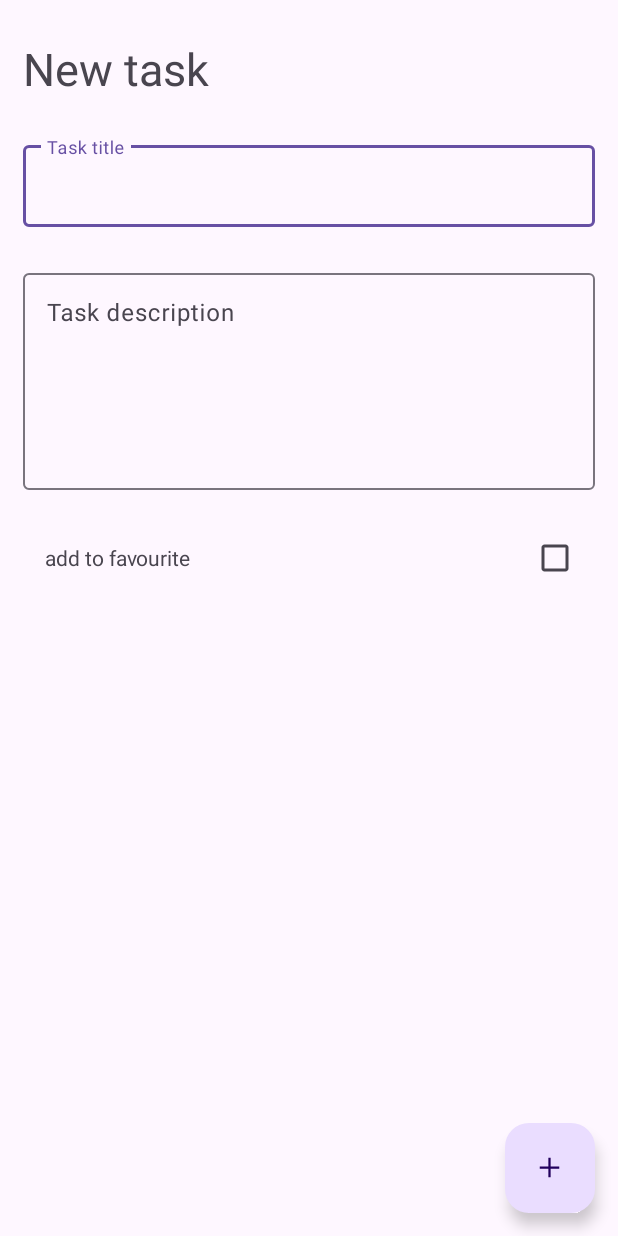
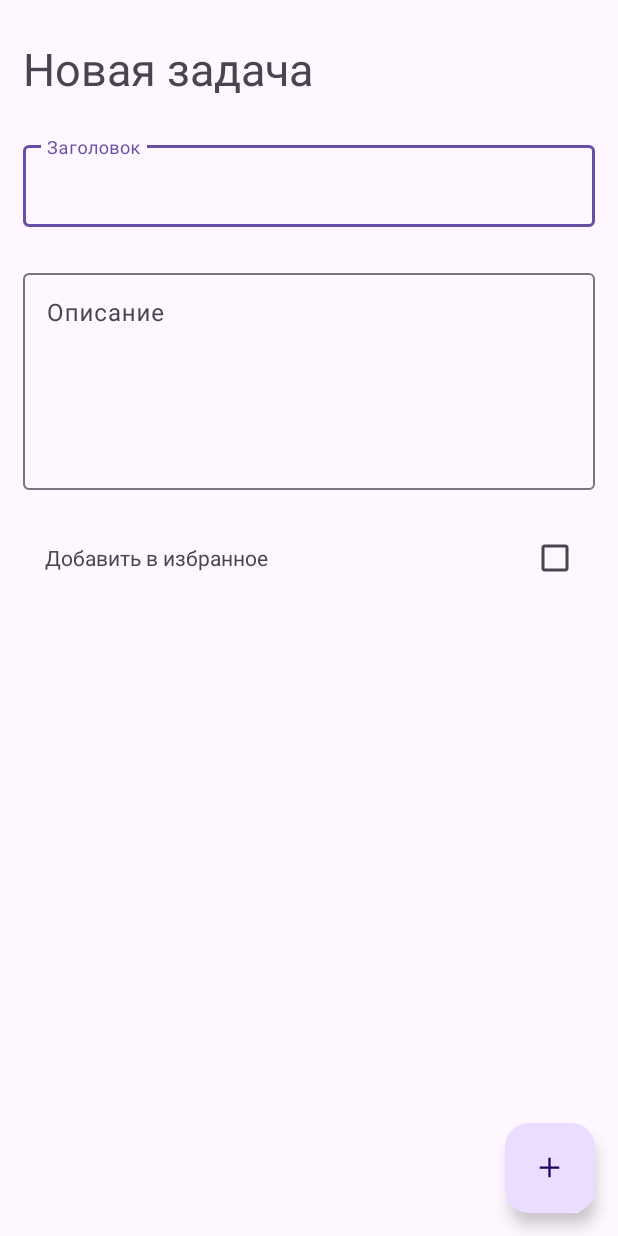
Before and after one commit to lonelywh1te/kotlin-tasklist, an Android app: the CreateTaskActivity screen opened directly, with no data from a screen before it, on a phone screen of 412 x 824 dp. Run offline under Robolectric (Android 15) with nearby library versions, the phone set to English and light mode, and no system bars; our stand-ins replace Room's generated code.

```diff
--- a/app/src/main/res/layout/activity_create_task.xml
+++ b/app/src/main/res/layout/activity_create_task.xml
@@ -10,7 +10,7 @@
         android:id="@+id/tvCreateActivityTitle"
         android:layout_width="match_parent"
         android:layout_height="wrap_content"
-        android:text="New task"
+        android:text="@string/newTask"
         android:layout_marginStart="15dp"
         android:layout_marginTop="25dp"
         android:layout_marginBottom="25dp"
@@ -24,7 +24,7 @@
         android:id="@+id/titleInputlayout"
         android:layout_width="match_parent"
         android:layout_height="60dp"
-        android:hint="Task title"
+        android:hint="@string/taskTitle"
         android:layout_marginStart="15dp"
         android:layout_marginTop="25dp"
         android:layout_marginBottom="25dp"
@@ -49,7 +49,7 @@
         android:layout_marginBottom="25dp"
         android:gravity="top"
         android:layout_marginEnd="15dp"
-        android:hint="Task description"
+        android:hint="@string/taskDescription"
         app:layout_constraintStart_toStartOf="parent"
         app:layout_constraintTop_toBottomOf="@+id/titleInputlayout">
 
@@ -77,7 +77,7 @@
             android:layout_height="match_parent"
             android:layout_weight="1"
             android:gravity="center_vertical"
-            android:text="add to favourite" />
+            android:text="@string/addToFavourite" />
 
         <CheckBox
             android:id="@+id/cbIsFavourive"
--- a/app/src/main/res/layout/activity_task.xml
+++ b/app/src/main/res/layout/activity_task.xml
@@ -32,7 +32,7 @@
             android:id="@+id/tvIsFavouriteStatus"
             android:layout_width="match_parent"
             android:layout_height="wrap_content"
-            android:text="isFavourite"
+            android:text="@string/isFavourite"
 
             android:layout_marginStart="15dp"
             android:layout_marginTop="5dp"
--- a/app/src/main/res/layout/fragment_settings.xml
+++ b/app/src/main/res/layout/fragment_settings.xml
@@ -23,7 +23,7 @@
                 android:layout_height="match_parent"
                 android:layout_weight="1"
                 android:gravity="center_vertical"
-                android:text="hide completed tasks" />
+                android:text="@string/hideCompletedTasks" />
 
             <CheckBox
                 android:layout_width="wrap_content"
@@ -43,7 +43,7 @@
                 android:layout_height="match_parent"
                 android:layout_weight="1"
                 android:gravity="center_vertical"
-                android:text="dark theme" />
+                android:text="@string/darkTheme" />
 
             <com.google.android.material.switchmaterial.SwitchMaterial
                 android:layout_width="wrap_content"
@@ -63,7 +63,7 @@
                 android:layout_height="match_parent"
                 android:layout_weight="1"
                 android:gravity="center_vertical"
-                android:text="language" />
+                android:text="@string/language" />
 
             <Spinner
                 android:layout_width="wrap_content"
--- a/app/src/main/res/layout/fragment_task_list.xml
+++ b/app/src/main/res/layout/fragment_task_list.xml
@@ -18,7 +18,7 @@
         android:visibility="gone"
         android:layout_width="wrap_content"
         android:layout_height="wrap_content"
-        android:text="Cписок пуст"
+        android:text="@string/listIsEmpty"
         app:layout_constraintBottom_toBottomOf="parent"
         app:layout_constraintEnd_toEndOf="parent"
         app:layout_constraintStart_toStartOf="parent"
--- a/app/src/main/res/menu/bottom_navigation_menu.xml
+++ b/app/src/main/res/menu/bottom_navigation_menu.xml
@@ -2,19 +2,19 @@
 <menu xmlns:android="http://schemas.android.com/apk/res/android">
     <item
         android:id="@+id/nav_favourive"
-        android:title="Избранное"
+        android:title="@string/isFavourite"
         android:icon="@drawable/ic_favourite"
         android:orderInCategory="1" />
 
     <item
         android:id="@+id/nav_tasks"
-        android:title="Задачи"
+        android:title="@string/tasks"
         android:icon="@drawable/ic_tasks"
         android:orderInCategory="2"/>
 
     <item
         android:id="@+id/nav_settings"
         android:icon="@drawable/ic_settings"
-        android:title="Настройки"
+        android:title="@string/settings"
         android:orderInCategory="3"/>
 </menu>
--- a/app/src/main/res/values/strings.xml
+++ b/app/src/main/res/values/strings.xml
@@ -1,5 +1,14 @@
 <resources>
     <string name="app_name">kotlin-tasklist</string>
-    <!-- TODO: Remove or change this placeholder text -->
-    <string name="hello_blank_fragment">Hello blank fragment</string>
+    <string name="listIsEmpty">Cписок пуст</string>
+    <string name="hideCompletedTasks">Скрыть выполненные задачи</string>
+    <string name="darkTheme">Тёмная тема</string>
+    <string name="language">Язык</string>
+    <string name="isFavourite">Избранное</string>
+    <string name="newTask">Новая задача</string>
+    <string name="taskTitle">Заголовок</string>
+    <string name="taskDescription">Описание</string>
+    <string name="addToFavourite">Добавить в избранное</string>
+    <string name="settings">Настройки</string>
+    <string name="tasks">Задачи</string>
 </resources>
```
